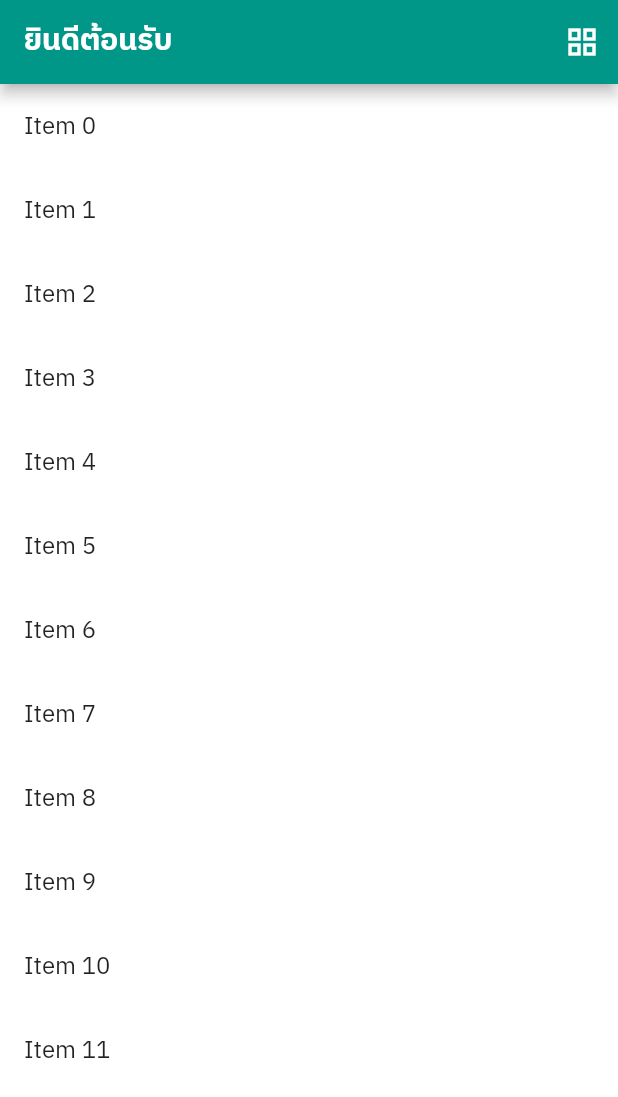
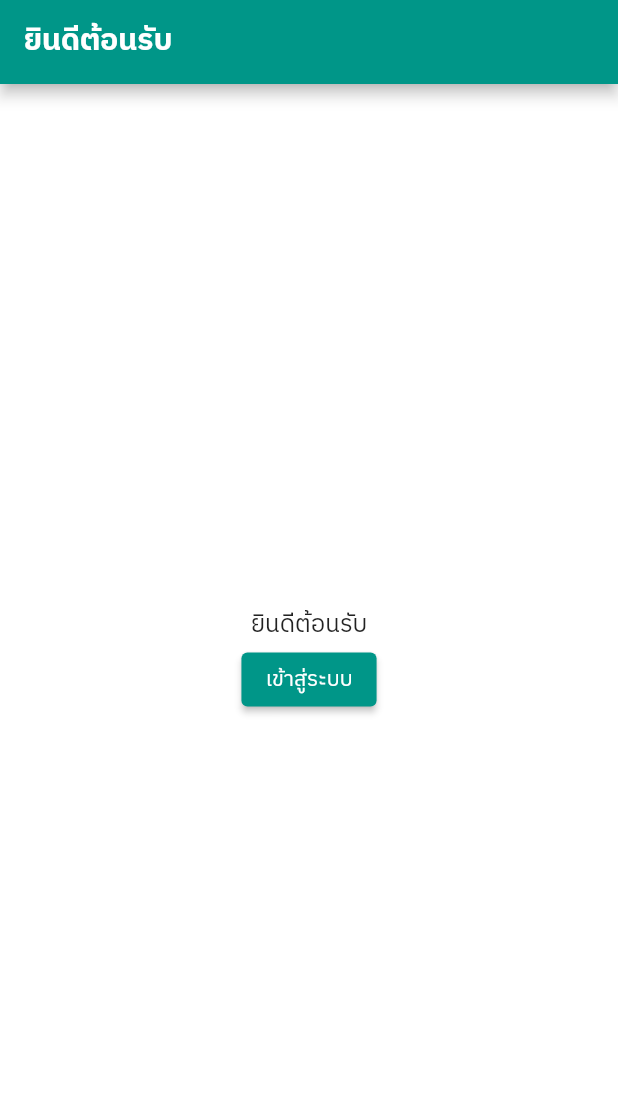
Before and after one commit to iamsamitdev/flutter_scale_mimotech, a Flutter app: the screen it shows after launch, on a phone screen of 412 x 824 dp. Shown: the top 1097 px of the screen. Run offline on Flutter 3.47's test engine with Material 2 defaults, Android fonts, the phone set to English and light mode, and no system bars.

Commit message:
update for day 1

```diff
--- a/lib/screens/welcome/welcome_screen.dart
+++ b/lib/screens/welcome/welcome_screen.dart
@@ -11,95 +11,26 @@ class WelcomeScreen extends StatefulWidget {
 
 class _WelcomeScreenState extends State<WelcomeScreen> {
 
-  // Toggle between _gridView and _listView
-  bool _isGridView = false;
-
-  // Method to toggle between _gridView and _listView
-  void _toggleView() {
-    setState(() {
-      _isGridView = !_isGridView;
-    });
-  }
-
   @override
   Widget build(BuildContext context) {
     return Scaffold(
       appBar: AppBar(
         title: const Text('ยินดีต้อนรับ'),
-        actions: [
-          IconButton(
-            onPressed: () {
-              _toggleView();
-            },
-            icon: Icon(
-              _isGridView ? Icons.list : Icons.grid_view,
-              color: Colors.white,
+      ),
+      body: Center(
+        child: Column(
+          mainAxisAlignment: MainAxisAlignment.center,
+          children: [
+            Text('ยินดีต้อนรับ'),
+            ElevatedButton(
+              onPressed: () {
+                Navigator.pushNamed(context, '/login');
+              },
+              child: const Text('เข้าสู่ระบบ'),
             ),
-          ),
-        ],
+          ],
+        ),
       ),
-      // body: Center(
-      //   child: Column(
-      //     mainAxisAlignment: MainAxisAlignment.center,
-      //     children: [
-      //       Text('ยินดีต้อนรับ'),
-      //       ElevatedButton(
-      //         onPressed: () {
-      //           Navigator.pushNamed(context, '/login');
-      //         },
-      //         child: const Text('เข้าสู่ระบบ'),
-      //       ),
-      //     ],
-      //   ),
-      // ),
-      body: _isGridView ? _gridView() : _listView(),
     );
   }
-
-  // _gridView widget
-
-  Widget _gridView() {
-    return GridView.builder(
-      gridDelegate: SliverGridDelegateWithFixedCrossAxisCount(
-        crossAxisCount: 2, // Number of columns
-      ),
-      itemCount: 12, // Replace with your item count
-      itemBuilder: (context, index) {
-        return InkWell(
-          onTap: () {
-            // Handle the item click event
-            print('Item $index clicked');
-          },
-          child: Container(
-            decoration: BoxDecoration(
-              border: Border.all(color: Colors.black, width: 1.0),
-            ),
-            child: Center(
-              child: Text(
-                'Item $index',
-                style: TextStyle(fontSize: 16),
-              ),
-            ),
-          ),
-        );
-      },
-    );
-  }
-
-  // _listView widget
-  Widget _listView() {
-    return ListView.builder(
-      itemCount: 12, // Replace with your item count
-      itemBuilder: (context, index) {
-        return ListTile(
-          onTap: () {
-            print('Item $index clicked');
-          },
-          title: Text('Item $index'),
-        );
-      },
-    );
-  }
-
-
 }
```
